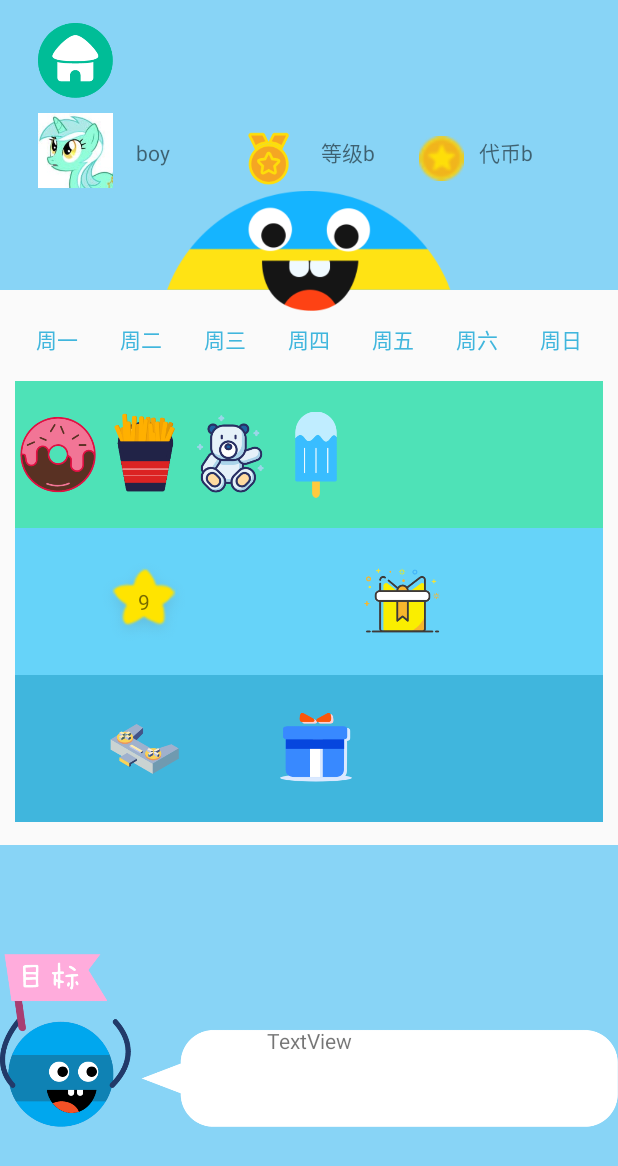
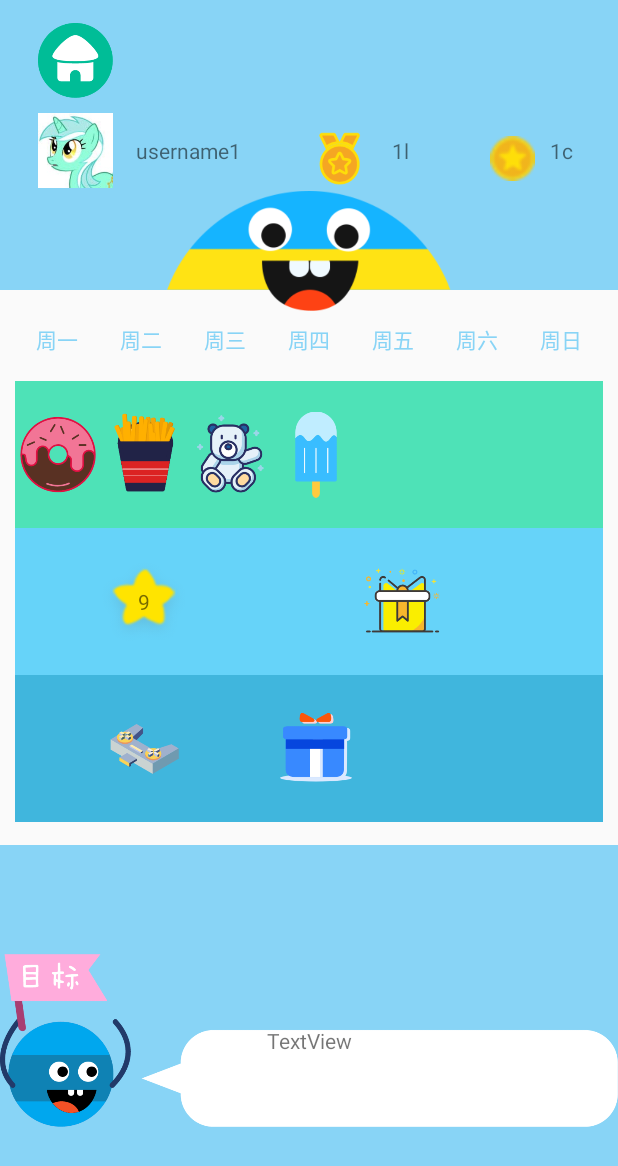
Before and after one commit to scutHCIproject/samrtToothbrush, an Android app: the screen it shows after launch (HomeActivity), after a tap on an icon or button, on a phone screen of 412 x 824 dp. Shown: the top 1166 px of the screen. Run offline under Robolectric (Android 15) with nearby library versions, the light colour scheme and no system bars.

Commit message:
'修改model''

```diff
--- a/app/src/main/java/com/example/max/smarttoothbrush/Controller/BasicActivity.java
+++ b/app/src/main/java/com/example/max/smarttoothbrush/Controller/BasicActivity.java
@@ -28,7 +28,7 @@ public class BasicActivity extends AppCompatActivity{
             @Override
             public void onClick(View v) {
                 Intent intent=new Intent(BasicActivity.this,HomeActivity.class);
-                intent.putExtra("login","1");
+                intent.putExtra("login","username1");
                 startActivity(intent);
             }
         });
@@ -36,7 +36,7 @@ public class BasicActivity extends AppCompatActivity{
             @Override
             public void onClick(View v) {
                 Intent intent=new Intent(BasicActivity.this,HomeActivity.class);
-                intent.putExtra("login","0");
+                intent.putExtra("login","username2");
                 startActivity(intent);
             }
         });
--- a/app/src/main/java/com/example/max/smarttoothbrush/Controller/HomeActivity.java
+++ b/app/src/main/java/com/example/max/smarttoothbrush/Controller/HomeActivity.java
@@ -1,77 +1,60 @@
 package com.example.max.smarttoothbrush.Controller;
 
+import android.content.Context;
 import android.content.Intent;
 import android.graphics.Color;
 import android.support.v7.app.AppCompatActivity;
 import android.os.Bundle;
 import android.view.View;
+import android.view.Window;
 import android.widget.FrameLayout;
 import android.widget.ImageView;
 import android.widget.LinearLayout;
 import android.widget.TextView;
 
+import com.example.max.smarttoothbrush.Model.UserModel;
 import com.example.max.smarttoothbrush.R;
+import com.example.max.smarttoothbrush.View.CalenderDialog;
+import com.example.max.smarttoothbrush.View.HomeView;
+import com.example.max.smarttoothbrush.View.UserinfoDialog;
 
 public class HomeActivity extends AppCompatActivity {
-    int role=1;
+    private Context context;
+    private UserModel userModel;
 
     @Override
     protected void onCreate(Bundle savedInstanceState) {
         super.onCreate(savedInstanceState);
         setContentView(R.layout.main_layout);
-
-        /**注册组件*/
-        TextView textView1=(TextView)findViewById(R.id.textname);
-        TextView textView2=(TextView)findViewById(R.id.textlevel);
-        TextView textView3=(TextView)findViewById(R.id.textcoin);
         ImageView home=(ImageView)findViewById(R.id.imghome);
         ImageView avatar=(ImageView)findViewById((R.id.imgavatar));
-        ImageView logo=(ImageView)findViewById(R.id.imglogo);
-        ImageView goal=(ImageView)findViewById(R.id.imggoal);
-
-        LinearLayout layout1= (LinearLayout) (findViewById(R.id.layoutmain1));
-        LinearLayout layout2= (LinearLayout) (findViewById(R.id.layoutmain2));
-        LinearLayout layout3= (LinearLayout) (findViewById(R.id.layoutmain3));
-        FrameLayout layout4= (FrameLayout) (findViewById(R.id.layoutmain4));
 
         Intent intent=this.getIntent();
         final String msg = intent.getStringExtra("login");
 
+        userModel=new UserModel();
 
-        /**根据不同的条件加载不同的东西*/
-        if( msg.equals("0")){
-            role=0;
-            textView1.setText("girl");
-            textView2.setText("等级g");
-            textView3.setText("代币g");
-            home.setImageResource(R.drawable.homebutton_girl);
-            logo.setImageResource(R.drawable.logo_girl);
-            goal.setImageResource(R.drawable.girlgoal);
-            layout1.setBackgroundColor(Color.parseColor("#f9bbdb"));
-            layout2.setBackgroundColor(Color.parseColor("#f9bbdb"));
-            layout3.setBackgroundColor(Color.parseColor("#f9bbdb"));
-            layout4.setBackgroundColor(Color.parseColor("#f9bbdb"));
-        }else if(msg.equals("1")){
-            textView1.setText("boy");
-            textView2.setText("等级b");
-            textView3.setText("代币b");
-            home.setImageResource(R.drawable.homebutton_boy);
-            logo.setImageResource(R.drawable.logo_boy);
-            goal.setImageResource(R.drawable.boygoal);
-            layout1.setBackgroundColor(Color.parseColor("#88d4f6"));
-            layout2.setBackgroundColor(Color.parseColor("#88d4f6"));
-            layout3.setBackgroundColor(Color.parseColor("#88d4f6"));
-            layout4.setBackgroundColor(Color.parseColor("#88d4f6"));
-        }
+        HomeView homeView=new HomeView();
+        homeView.homeview(this,msg,userModel.dealSex(msg));                                                     //根据登陆的角色 加载显示，msg为用户名
 
         avatar.setOnClickListener(new View.OnClickListener() {
             @Override
             public void onClick(View v) {
-                Intent intent=new Intent(HomeActivity.this,UserInfoActivity.class);
-                intent.putExtra("user",role);
-                startActivity(intent);
+                UserinfoDialog userinfoDialog=new UserinfoDialog(HomeActivity.this);
+                Window win = userinfoDialog.getWindow();
+                userinfoDialog.show();
+            }
+        });
+
+        home.setOnClickListener(new View.OnClickListener() {
+            @Override
+            public void onClick(View v) {
+                CalenderDialog calenderDialog=new CalenderDialog(HomeActivity.this);
+                Window win = calenderDialog.getWindow();
+                calenderDialog.show();
             }
         });
 
     }
+
 }
--- a/app/src/main/java/com/example/max/smarttoothbrush/Model/CalendarModel.java
+++ b/app/src/main/java/com/example/max/smarttoothbrush/Model/CalendarModel.java
@@ -1,4 +1,5 @@
 package com.example.max.smarttoothbrush.Model;
 
 public class CalendarModel {
+
 }
--- a/app/src/main/java/com/example/max/smarttoothbrush/Model/MainModel.java
+++ b/app/src/main/java/com/example/max/smarttoothbrush/Model/HomeModel.java
@@ -1,4 +1,4 @@
 package com.example.max.smarttoothbrush.Model;
 
-public class MainModel {
+public class HomeModel {
 }
--- /dev/null
+++ b/app/src/main/java/com/example/max/smarttoothbrush/Model/UserModel.java
@@ -0,0 +1,41 @@
+package com.example.max.smarttoothbrush.Model;
+
+import com.example.max.smarttoothbrush.Entity.User;
+
+public class UserModel {
+
+    private User user;
+
+    public String dealUser(){
+        return user.getUsername();
+    }
+
+    public String dealLevel(String name){
+        if(name.equals("username1"))
+            return "1l";
+        else
+            return null;
+    }
+
+    public String dealCoin(String name){
+        if(name.equals("username1"))
+            return "1c";
+        else
+            return null;
+    }
+
+    public String dealStar(String name){
+        if(name.equals("username1"))
+            return "1s";
+        else
+            return null;
+    }
+
+    public int dealSex(String name){
+        if(name.equals("username1"))
+            return 1;
+        else
+            return 0;
+    }
+
+}
--- a/app/src/main/java/com/example/max/smarttoothbrush/View/HomeView.java
+++ b/app/src/main/java/com/example/max/smarttoothbrush/View/HomeView.java
@@ -7,48 +7,88 @@ import android.widget.ImageView;
 import android.widget.LinearLayout;
 import android.widget.TextView;
 
+import com.example.max.smarttoothbrush.Model.UserModel;
 import com.example.max.smarttoothbrush.R;
 
 public class HomeView {
-        public void homeview(Activity context,String msg) {
+        private UserModel userModel;
+        private TextView name,level,coin;
+        private ImageView avatar,home,logo,goal;
+        private LinearLayout L1, L2, L3;
+        private FrameLayout L4;
+        private TextView w1,w2,w3,w4,w5,w6,w7;
+
+        /**msg为用户名*/
+        public void homeview(Activity context,String msg,int sex) {
             /**注册组件*/
-            TextView textView1=(TextView) context.findViewById(R.id.textname);
-            TextView textView2=(TextView) context.findViewById(R.id.textlevel);
-            TextView textView3=(TextView) context.findViewById(R.id.textcoin);
-            ImageView home=(ImageView) context.findViewById(R.id.imghome);
-            ImageView avatar=(ImageView) context.findViewById((R.id.imgavatar));
-            ImageView logo=(ImageView) context.findViewById(R.id.imglogo);
-            ImageView goal=(ImageView) context.findViewById(R.id.imggoal);
+            name=(TextView)context.findViewById(R.id.textname);
+            level=(TextView)context.findViewById(R.id.textlevel);
+            coin=(TextView)context.findViewById(R.id.textcoin);
+            home=(ImageView)context.findViewById(R.id.imghome);
+            avatar=(ImageView)context.findViewById((R.id.imgavatar));
+            logo=(ImageView)context.findViewById(R.id.imglogo);
+            goal=(ImageView)context.findViewById(R.id.imggoal);
 
-            LinearLayout layout1= (LinearLayout) ( context.findViewById(R.id.layoutmain1));
-            LinearLayout layout2= (LinearLayout) ( context.findViewById(R.id.layoutmain2));
-            LinearLayout layout3= (LinearLayout) ( context.findViewById(R.id.layoutmain3));
-            FrameLayout layout4= (FrameLayout) ( context.findViewById(R.id.layoutmain4));
+            L1= (LinearLayout) (context.findViewById(R.id.layoutmain1));
+            L2= (LinearLayout) (context.findViewById(R.id.layoutmain2));
+            L3= (LinearLayout) (context.findViewById(R.id.layoutmain3));
+            L4= (FrameLayout) (context.findViewById(R.id.layoutmain4));
 
+            w1=(TextView)(context.findViewById(R.id.w1));
+            w2=(TextView)(context.findViewById(R.id.w2));
+            w3=(TextView)(context.findViewById(R.id.w3));
+            w4=(TextView)(context.findViewById(R.id.w4));
+            w5=(TextView)(context.findViewById(R.id.w5));
+            w6=(TextView)(context.findViewById(R.id.w6));
+            w7=(TextView)(context.findViewById(R.id.w7));
 
-            /**根据不同的条件加载不同的东西*/
-            if( msg.equals("0")){
-                textView1.setText("girl");
-                textView2.setText("等级g");
-                textView3.setText("代币g");
+            initInfo(msg);
+            initView(sex);
+        }
+
+//
+        public void initInfo(String msg){//参数为username
+            UserModel userModel=new UserModel();
+            name.setText(msg);
+            level.setText(userModel.dealLevel(msg));
+            coin.setText(userModel.dealCoin(msg));
+        }
+//
+        public void initView(int sex){
+            switch(sex){
+                case 0:
                     home.setImageResource(R.drawable.homebutton_girl);
                     logo.setImageResource(R.drawable.logo_girl);
                     goal.setImageResource(R.drawable.girlgoal);
-                layout1.setBackgroundColor(Color.parseColor("#f9bbdb"));
-                layout2.setBackgroundColor(Color.parseColor("#f9bbdb"));
-                layout3.setBackgroundColor(Color.parseColor("#f9bbdb"));
-                layout4.setBackgroundColor(Color.parseColor("#f9bbdb"));
-            }else if(msg.equals("1")){
-                textView1.setText("boy");
-                textView2.setText("等级b");
-                textView3.setText("代币b");
+                    L1.setBackgroundColor(Color.parseColor("#f9bbdb"));
+                    L2.setBackgroundColor(Color.parseColor("#f9bbdb"));
+                    L3.setBackgroundColor(Color.parseColor("#f9bbdb"));
+                    L4.setBackgroundColor(Color.parseColor("#f9bbdb"));
+                    w1.setTextColor(Color.parseColor("#f9bbdb"));
+                    w2.setTextColor(Color.parseColor("#f9bbdb"));
+                    w3.setTextColor(Color.parseColor("#f9bbdb"));
+                    w4.setTextColor(Color.parseColor("#f9bbdb"));
+                    w5.setTextColor(Color.parseColor("#f9bbdb"));
+                    w6.setTextColor(Color.parseColor("#f9bbdb"));
+                    w7.setTextColor(Color.parseColor("#f9bbdb"));
+
+                    break;
+                case 1:
                     home.setImageResource(R.drawable.homebutton_boy);
                     logo.setImageResource(R.drawable.logo_boy);
                     goal.setImageResource(R.drawable.boygoal);
-                layout1.setBackgroundColor(Color.parseColor("#88d4f6"));
-                layout2.setBackgroundColor(Color.parseColor("#88d4f6"));
-                layout3.setBackgroundColor(Color.parseColor("#88d4f6"));
-                layout4.setBackgroundColor(Color.parseColor("#88d4f6"));
+                    L1.setBackgroundColor(Color.parseColor("#88d4f6"));
+                    L2.setBackgroundColor(Color.parseColor("#88d4f6"));
+                    L3.setBackgroundColor(Color.parseColor("#88d4f6"));
+                    L4.setBackgroundColor(Color.parseColor("#88d4f6"));
+                    w1.setTextColor(Color.parseColor("#88d4f6"));
+                    w2.setTextColor(Color.parseColor("#88d4f6"));
+                    w3.setTextColor(Color.parseColor("#88d4f6"));
+                    w4.setTextColor(Color.parseColor("#88d4f6"));
+                    w5.setTextColor(Color.parseColor("#88d4f6"));
+                    w6.setTextColor(Color.parseColor("#88d4f6"));
+                    w7.setTextColor(Color.parseColor("#88d4f6"));
+                    break;
             }
         }
 }
--- a/app/src/main/res/layout/layout_basic.xml
+++ b/app/src/main/res/layout/layout_basic.xml
@@ -4,7 +4,7 @@
     android:layout_width="match_parent"
     android:layout_height="match_parent"
     android:gravity="center"
-    android:background="@drawable/bb">
+    android:background="#e06">
 
     <ImageView
         android:id="@+id/imgloginboy"
--- a/app/src/main/res/layout/main_layout.xml
+++ b/app/src/main/res/layout/main_layout.xml
@@ -137,59 +137,66 @@
                 app:rowCount="1">
 
                 <TextView
-                    android:textColor="#40b6dd"
+                    android:id="@+id/w1"
                     android:layout_height="match_parent"
                     android:gravity="center"
                     android:text="周一"
                     android:textAlignment="center"
+                    android:textColor="#40b6dd"
                     app:layout_columnWeight="1" />
 
                 <TextView
-                    android:textColor="#40b6dd"
+                    android:id="@+id/w2"
                     android:layout_height="match_parent"
                     android:gravity="center"
                     android:text="周二"
                     android:textAlignment="center"
+                    android:textColor="#40b6dd"
                     app:layout_columnWeight="1" />
 
                 <TextView
-                    android:textColor="#40b6dd"
+                    android:id="@+id/w3"
                     android:layout_height="match_parent"
                     android:gravity="center"
                     android:text="周三"
                     android:textAlignment="center"
+                    android:textColor="#40b6dd"
                     app:layout_columnWeight="1" />
 
                 <TextView
-                    android:textColor="#40b6dd"
+                    android:id="@+id/w4"
                     android:layout_height="match_parent"
                     android:gravity="center"
                     android:text="周四"
                     android:textAlignment="center"
+                    android:textColor="#40b6dd"
                     app:layout_columnWeight="1" />
 
                 <TextView
-                    android:textColor="#40b6dd"
+                    android:id="@+id/w5"
                     android:layout_height="match_parent"
                     android:gravity="center"
                     android:text="周五"
                     android:textAlignment="center"
+                    android:textColor="#40b6dd"
                     app:layout_columnWeight="1" />
 
                 <TextView
-                    android:textColor="#40b6dd"
+                    android:id="@+id/w6"
                     android:layout_height="match_parent"
                     android:gravity="center"
                     android:text="周六"
                     android:textAlignment="center"
+                    android:textColor="#40b6dd"
                     app:layout_columnWeight="1" />
 
                 <TextView
-                    android:textColor="#40b6dd"
+                    android:id="@+id/w7"
                     android:layout_height="match_parent"
                     android:gravity="center"
                     android:text="周日"
                     android:textAlignment="center"
+                    android:textColor="#40b6dd"
                     app:layout_columnWeight="1" />
             </android.support.v7.widget.GridLayout>
 
```
Also changed, not shown: app/src/main/res/layout/day.xml (deleted, +0 -25 lines). Lines whose indentation alone changed are shown as unchanged.
